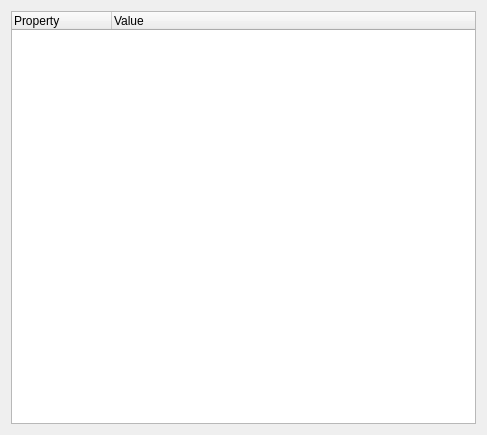
Before: the Qt Designer form Code/Common/Gui/mvdDatasetPropertiesWidget.ui in orfeotoolbox/OTB, drawn with Qt 5.
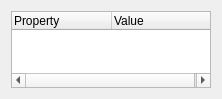
After: the same form once the commit is applied.

Diff of the .ui file:
```diff
--- a/Code/Common/Gui/mvdDatasetPropertiesWidget.ui
+++ b/Code/Common/Gui/mvdDatasetPropertiesWidget.ui
@@ -6,8 +6,8 @@
    <rect>
     <x>0</x>
     <y>0</y>
-    <width>487</width>
-    <height>435</height>
+    <width>222</width>
+    <height>99</height>
    </rect>
   </property>
   <property name="windowTitle">
```
